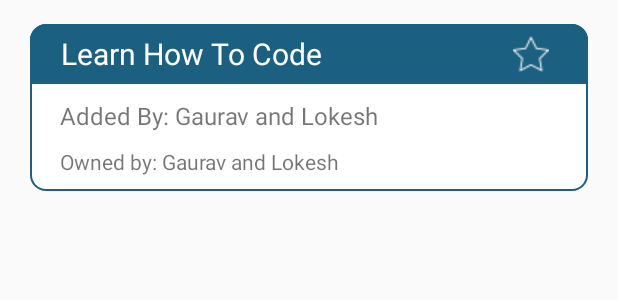
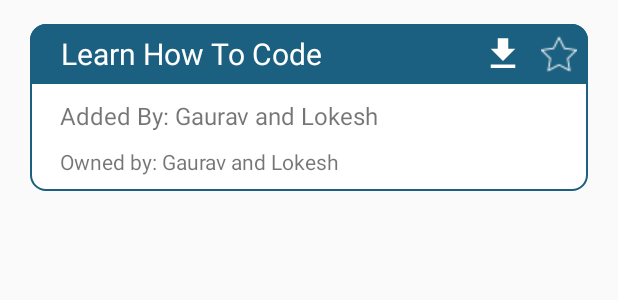
Before and after one commit to geek-gupta/DPOP, an Android app: the layout notes_category_item_layout.xml on its own in the app's theme, with its tools: preview values and no code run, on a phone screen of 412 x 824 dp. Shown: the top 300 px of the screen. Run offline under Robolectric (Android 15) with nearby library versions, the light colour scheme and no system bars.

Commit message:
Added PDF functionality

```diff
--- a/app/src/main/AndroidManifest.xml
+++ b/app/src/main/AndroidManifest.xml
@@ -3,6 +3,7 @@
     package="com.example.d_pop">
 
     <uses-permission android:name="android.permission.INTERNET" />
+    <uses-permission android:name="android.permission.WRITE_EXTERNAL_STORAGE" />
 
     <application
         android:allowBackup="true"
@@ -16,13 +17,15 @@
             android:name=".activity.AddProjectActivity"
             android:windowSoftInputMode="stateHidden|adjustPan"></activity>
         <activity android:name=".activity.HomeActivity">
+
+        </activity>
+        <activity android:name=".activity.LoginActivity">
             <intent-filter>
                 <action android:name="android.intent.action.MAIN" />
 
                 <category android:name="android.intent.category.LAUNCHER" />
             </intent-filter>
         </activity>
-        <activity android:name=".activity.LoginActivity"></activity>
     </application>
 
 </manifest>
--- a/app/src/main/java/com/example/d_pop/network/GetAPIServices.java
+++ b/app/src/main/java/com/example/d_pop/network/GetAPIServices.java
@@ -33,4 +33,7 @@ public interface GetAPIServices {
 
     @GET("/getNotes")
     Call<ArrayList<NotesSubCategoryModel>> getNotes(@Query("category") String categoryType);
+
+    @GET("/getPDF")
+    Call<ResponseBody> getPDF(@Query("pdfName") String pdfName);
 }
--- /dev/null
+++ b/app/src/main/res/drawable/ic_file_download_black_24dp.xml
@@ -0,0 +1,5 @@
+<vector android:height="28dp" android:tint="#FFFFFF"
+    android:viewportHeight="24.0" android:viewportWidth="24.0"
+    android:width="28dp" xmlns:android="http://schemas.android.com/apk/res/android">
+    <path android:fillColor="#FF000000" android:pathData="M19,9h-4V3H9v6H5l7,7 7,-7zM5,18v2h14v-2H5z"/>
+</vector>
--- a/app/src/main/res/layout/notes_category_item_layout.xml
+++ b/app/src/main/res/layout/notes_category_item_layout.xml
@@ -28,13 +28,25 @@
             android:paddingLeft="20dp"
             android:gravity="center_vertical"/>
         <ImageButton
+            android:id="@+id/notes_download_pdf_file"
+            android:layout_width="0dp"
+            android:layout_weight="1"
+            android:background="@android:color/transparent"
+            android:src="@drawable/ic_file_download_black_24dp"
+            android:layout_height="match_parent" />
+        <ImageButton
             android:id="@+id/notes_rating_image_view"
             android:layout_width="0dp"
-            android:layout_weight="2"
+            android:layout_weight="1"
             android:background="@android:color/transparent"
             android:src="@drawable/star"
             android:layout_height="match_parent" />
     </LinearLayout>
+    <LinearLayout
+        android:id="@+id/show_pdf_file_linear_layout"
+        android:layout_width="match_parent"
+        android:layout_height="wrap_content"
+        android:orientation="vertical">
 
         <TextView
             android:id="@+id/notes_added_by_text_view"
@@ -56,7 +68,7 @@
             android:paddingBottom="10dp"
             android:text="Owned by: Gaurav and Lokesh"/>
 
-
+    </LinearLayout>
 
 
 </LinearLayout>
```
Also changed, not shown: app/src/main/java/com/example/d_pop/adapter/NotesSubCategoryAdapter.java (+50 -0 lines), app/src/main/java/com/example/d_pop/adapter/RecentNoteAdapter.java (+60 -0 lines), app/src/main/java/com/example/d_pop/utility/Utility.java (added, +50 -0 lines). Lines whose indentation alone changed are shown as unchanged.
